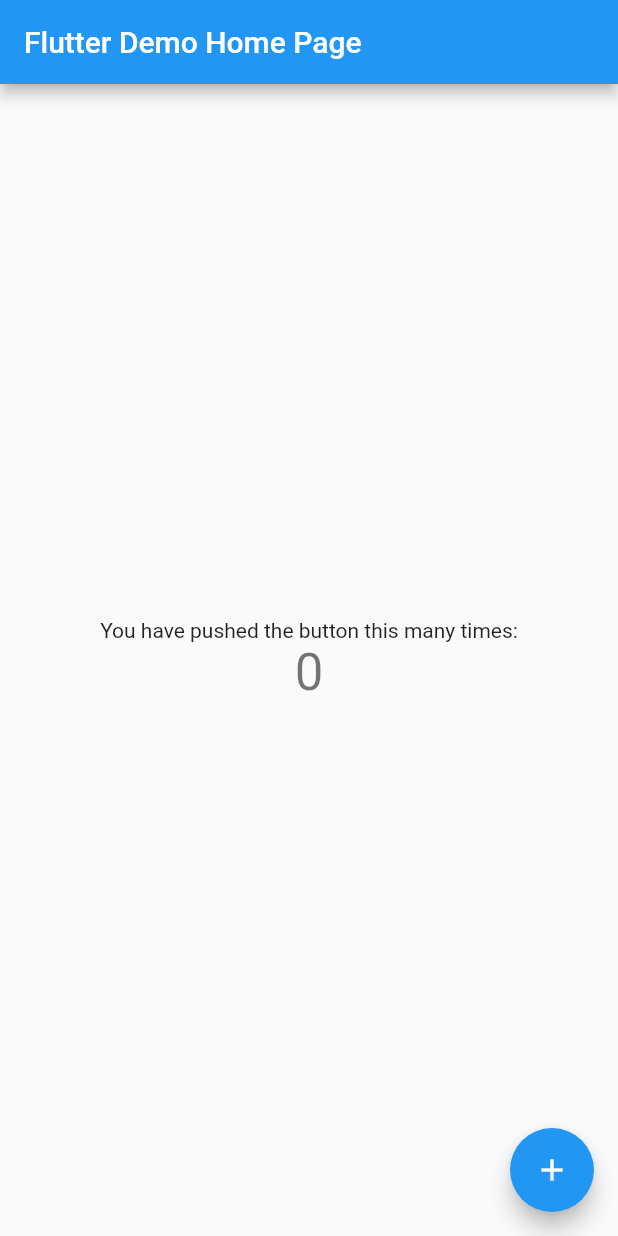
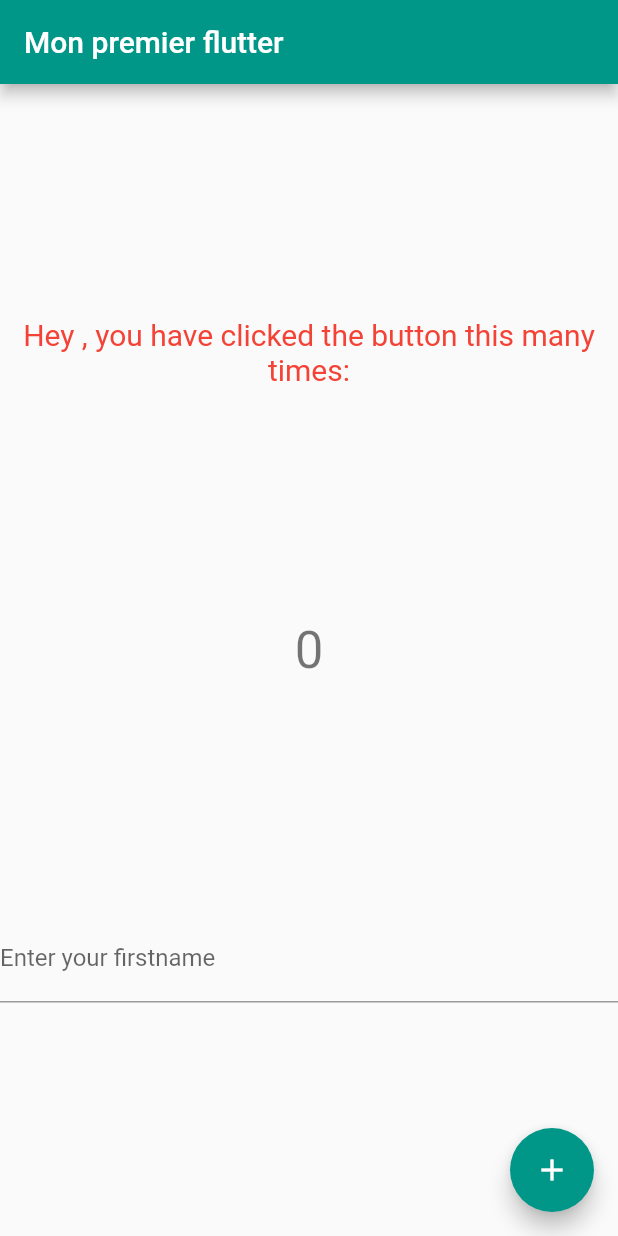
Before and after one commit to alxreed/mon_premier_flutter, a Flutter app: the screen it shows after launch, on a phone screen of 412 x 824 dp. Run offline on Flutter 3.47's test engine with Material 2 defaults, Android fonts, the phone set to English and light mode, and no system bars.

Commit message:
main modifications to see how it works

```diff
--- a/lib/main.dart
+++ b/lib/main.dart
@@ -18,9 +18,10 @@ class MyApp extends StatelessWidget {
         // or simply save your changes to "hot reload" in a Flutter IDE).
         // Notice that the counter didn't reset back to zero; the application
         // is not restarted.
-        primarySwatch: Colors.blue,
+        primarySwatch: Colors.teal,
       ),
-      home: MyHomePage(title: 'Flutter Demo Home Page'),
+      home: MyHomePage(title: 'Mon premier flutter'),
+      debugShowCheckedModeBanner: false,
     );
   }
 }
@@ -44,6 +45,7 @@ class MyHomePage extends StatefulWidget {
 }
 
 class _MyHomePageState extends State<MyHomePage> {
+  String prenom = '';
   int _counter = 0;
 
   void _incrementCounter() {
@@ -89,15 +91,35 @@ class _MyHomePageState extends State<MyHomePage> {
           // center the children vertically; the main axis here is the vertical
           // axis because Columns are vertical (the cross axis would be
           // horizontal).
-          mainAxisAlignment: MainAxisAlignment.center,
+          mainAxisAlignment: MainAxisAlignment.spaceEvenly,
           children: <Widget>[
             Text(
-              'You have pushed the button this many times:',
+              'Hey $prenom, you have clicked the button this many times:',
+              textAlign: TextAlign.center,
+              style: TextStyle(
+                color: Colors.red,
+                fontSize: 20.0
+              ),
             ),
             Text(
               '$_counter',
               style: Theme.of(context).textTheme.display1,
             ),
+            TextField(
+              onChanged: (String string) {
+                setState(() {
+                  // prenom = string;
+                });
+              },
+              onSubmitted: (String string) {
+                setState(() {
+                  prenom = string;
+                });
+              },
+              decoration: InputDecoration(
+                labelText: 'Enter your firstname'
+              ),
+            )
           ],
         ),
       ),
```
